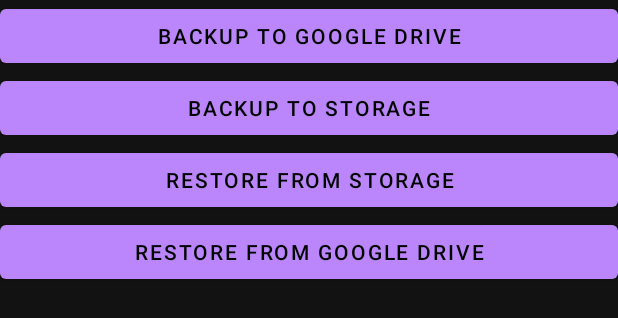
After one commit to Ahileswaran/TaskaRoo, an Android app: the layout drawer_content_layout.xml on its own in the app's theme, with its tools: preview values and no code run, on a phone screen of 412 x 824 dp. The commit adds this screen. Shown: the top 318 px of the screen. Run offline under Robolectric (Android 15) with nearby library versions, the phone set to English and light mode, and no system bars.

Commit message:
fix in the main activity style

```diff
--- a/app/src/main/java/com/example/taskaroo/MainActivity.java
+++ b/app/src/main/java/com/example/taskaroo/MainActivity.java
@@ -44,6 +44,7 @@
 
     @Override
     protected void onCreate(Bundle savedInstanceState) {
+
         super.onCreate(savedInstanceState);
         setContentView(R.layout.activity_main);
 
--- a/app/src/main/res/layout/activity_main.xml
+++ b/app/src/main/res/layout/activity_main.xml
@@ -12,15 +12,18 @@
         android:layout_height="match_parent">
 
         <!-- Container for displaying tasks -->
+
+        <!-- Floating action button for adding tasks -->
         <androidx.recyclerview.widget.RecyclerView
             android:id="@+id/taskRecyclerView"
             android:layout_width="match_parent"
             android:layout_height="0dp"
+            app:layout_constraintBottom_toBottomOf="parent"
             app:layout_constraintTop_toTopOf="parent"
-            app:layout_constraintBottom_toTopOf="@id/fab_add_task"
+            app:layout_constraintVertical_bias="0.0"
+            tools:layout_editor_absoluteX="0dp"
             tools:listitem="@layout/task_view" />
 
-        <!-- Floating action button for adding tasks -->
         <com.google.android.material.floatingactionbutton.FloatingActionButton
             android:id="@+id/fab_add_task"
             android:layout_width="wrap_content"
--- /dev/null
+++ b/app/src/main/res/layout/drawer_content_layout.xml
@@ -0,0 +1,32 @@
+<?xml version="1.0" encoding="utf-8"?>
+<LinearLayout xmlns:android="http://schemas.android.com/apk/res/android"
+    android:id="@+id/drawer_content_layout"
+    android:layout_width="match_parent"
+    android:layout_height="match_parent"
+    android:orientation="vertical">
+
+    <!-- Add buttons for backup and restore options -->
+    <Button
+        android:id="@+id/buttonBackupToGoogle"
+        android:layout_width="match_parent"
+        android:layout_height="wrap_content"
+        android:text="Backup to Google Drive" />
+
+    <Button
+        android:id="@+id/buttonBackupToStorage"
+        android:layout_width="match_parent"
+        android:layout_height="wrap_content"
+        android:text="Backup to Storage" />
+
+    <Button
+        android:id="@+id/buttonRestoreFromStorage"
+        android:layout_width="match_parent"
+        android:layout_height="wrap_content"
+        android:text="Restore from Storage" />
+
+    <Button
+        android:id="@+id/buttonRestoreFromGoogle"
+        android:layout_width="match_parent"
+        android:layout_height="wrap_content"
+        android:text="Restore from Google Drive" />
+</LinearLayout>
--- /dev/null
+++ b/app/src/main/res/values/ic_launcher_background.xml
@@ -0,0 +1,4 @@
+<?xml version="1.0" encoding="utf-8"?>
+<resources>
+    <color name="ic_launcher_background">#FFFFFF</color>
+</resources>
```
Also changed, not shown: app/src/main/res/font/bernadette.ttf (deleted).
